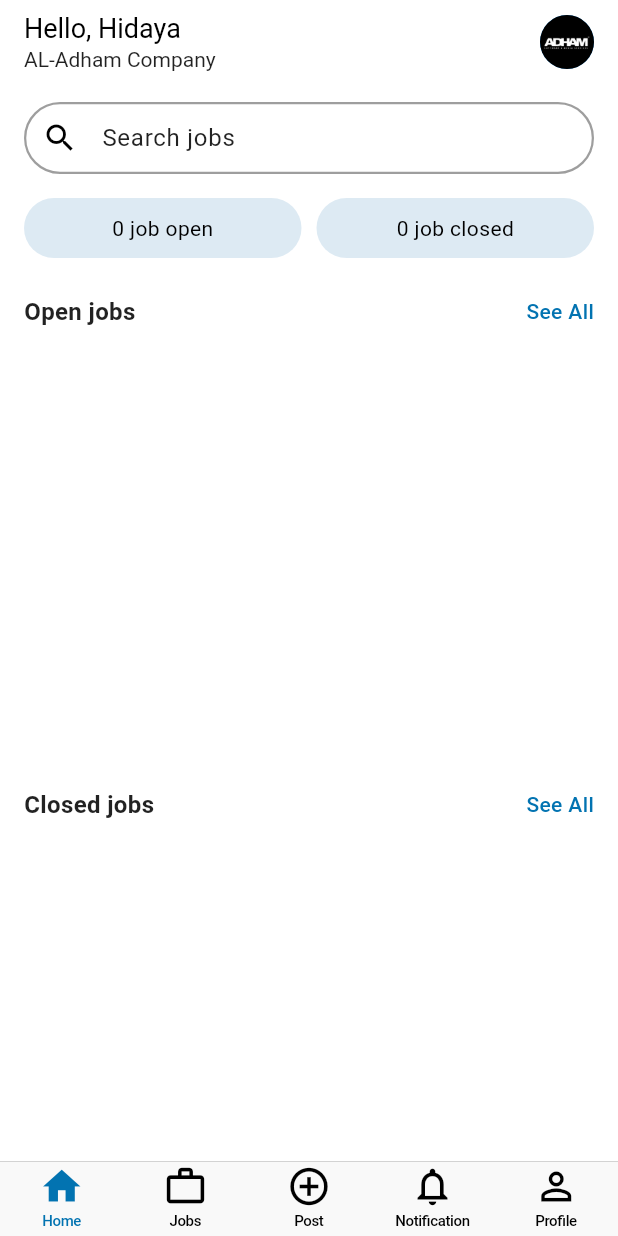
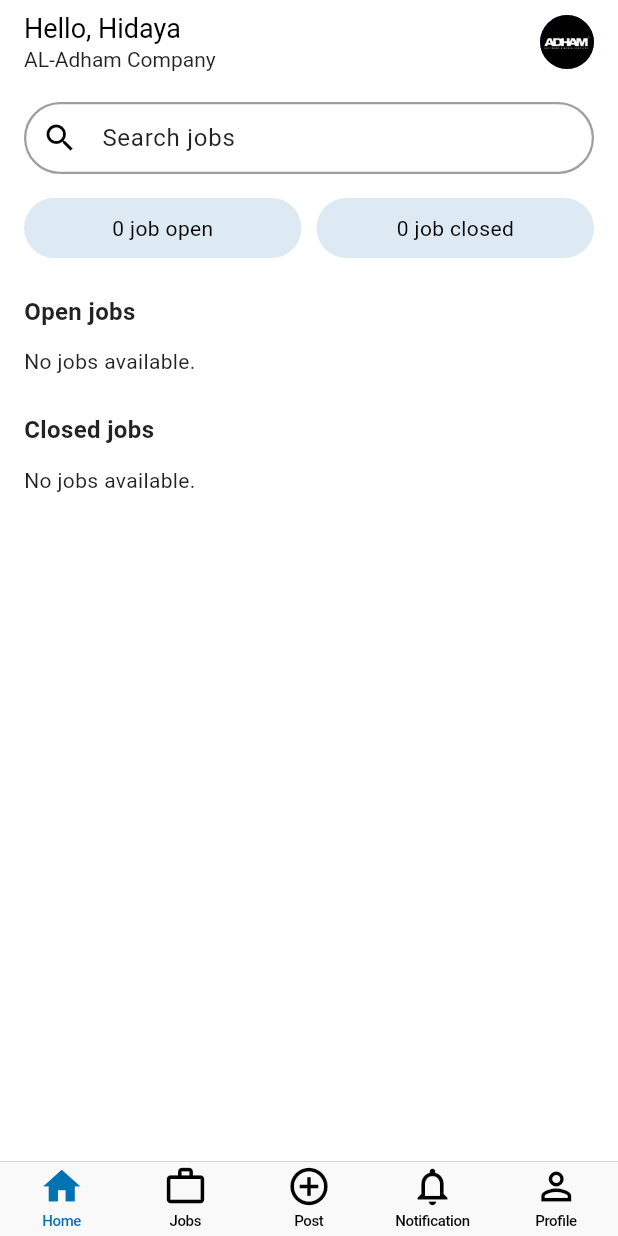
Before and after one commit to HidayaAwwad4/ojps_flutter, a Flutter app: the MainScreen screen opened directly, item 2 of the bottom bar chosen, after a tap on "Home", on a phone screen of 412 x 824 dp. Run offline on Flutter 3.47's test engine with Material 3 defaults, Android fonts, the phone set to English and light mode, and no system bars; our stand-ins replace file_picker, image_picker, shared_preferences; accounts and stored records are empty; network calls fail.

Commit message:
add pagination to job listing and error handling

```diff
--- a/ojps_flutter/lib/constants/colors.dart
+++ b/ojps_flutter/lib/constants/colors.dart
@@ -7,6 +7,7 @@ class Colorss {
   static const Color lightBlueBackgroundColor = Color(0xFFDDEAF3);
   static const Color customLightPurple = Color(0xFFE1BEE7);
   static const Color closedColor = Colors.red;
+  static const Color errorColor = Colors.red;
   static const Color openColor = Colors.green;
   static const Color pendingColor = Colors.orange;
   static const Color primaryTextColor = Colors.black;
--- a/ojps_flutter/lib/constants/routes.dart
+++ b/ojps_flutter/lib/constants/routes.dart
@@ -5,7 +5,6 @@ import 'package:ojps_flutter/screens/job_status_screen.dart';
 import 'package:ojps_flutter/screens/saved_jobs_screen.dart';
 import 'package:ojps_flutter/screens/job_details_job_seeker_screen.dart';
 import 'package:ojps_flutter/screens/job_list_screen.dart';
-
 import '../models/job_model.dart';
 import '../screens/applicant_details.dart';
 import '../screens/create_job_screen.dart';
--- a/ojps_flutter/lib/providers/employer_jobs_provider.dart
+++ b/ojps_flutter/lib/providers/employer_jobs_provider.dart
@@ -1,12 +1,15 @@
 import 'package:flutter/material.dart';
 import '../models/job_model.dart';
 import '../services/job_service.dart';
-
 class EmployerJobsProvider extends ChangeNotifier {
   final JobService jobService;
 
   List<Job> _jobs = [];
   bool _isLoading = false;
+  bool _isFetchingMore = false;
+  bool _hasMore = true;
+  int _currentPage = 1;
+  final int _limit = 8;
   String? _error;
   String _searchQuery = '';
 
@@ -14,29 +17,60 @@ class EmployerJobsProvider extends ChangeNotifier {
 
   List<Job> get jobs => _jobs;
   bool get isLoading => _isLoading;
+  bool get isFetchingMore => _isFetchingMore;
+  bool get hasMore => _hasMore;
   String? get error => _error;
+
   List<Job> get filteredJobs {
     if (_searchQuery.isEmpty) return _jobs;
     return _jobs.where((job) => job.title.toLowerCase().contains(_searchQuery.toLowerCase())).toList();
   }
+  Future<void> fetchJobs({bool reset = false, bool loadMore = false}) async {
+    if (_isLoading || _isFetchingMore || (!_hasMore && loadMore)) return;
 
-  Future<void> fetchJobs() async {
-    _isLoading = true;
+    if (reset) {
+      _currentPage = 1;
+      _jobs = [];
+      _hasMore = true;
+    }
+
+    if (_currentPage == 1 && !loadMore) {
+      _isLoading = true;
+    } else {
+      _isFetchingMore = true;
+    }
+
     notifyListeners();
 
     try {
       final employerId = await jobService.getEmployerId();
-      final jobsData = await jobService.getJobsByEmployer(employerId);
-      _jobs = jobsData.map<Job>((json) => Job.fromJson(json)).toList();
+      final jobsData = await jobService.getJobsByEmployer(
+        employerId,
+        page: _currentPage,
+        limit: _limit,
+      );
+
+      final newJobs = jobsData.map<Job>((json) => Job.fromJson(json)).toList();
+
+      if (newJobs.length < _limit) {
+        _hasMore = false;
+      }
+
+      _jobs.addAll(newJobs);
       _error = null;
+      _currentPage++;
     } catch (e) {
       _error = e.toString();
-      _jobs = [];
+      if (_currentPage == 1) {
+        _jobs = [];
+      }
     } finally {
       _isLoading = false;
+      _isFetchingMore = false;
       notifyListeners();
     }
   }
+
 
   Future<void> deleteJob(int id) async {
     try {
--- a/ojps_flutter/lib/screens/employer_home.dart
+++ b/ojps_flutter/lib/screens/employer_home.dart
@@ -1,3 +1,4 @@
+import 'dart:io';
 import 'package:flutter/material.dart';
 import 'package:provider/provider.dart';
 import '../constants/colors.dart';
@@ -23,19 +24,43 @@ class _EmployerHomeScreenState extends State<EmployerHome> {
   void didChangeDependencies() {
     super.didChangeDependencies();
     if (_isFirstLoad) {
-      Provider.of<EmployerJobsProvider>(context, listen: false).fetchJobs();
+      _loadJobs();
       _isFirstLoad = false;
     }
   }
-  @override
-  void initState() {
-    super.initState();
+
+  Future<void> _loadJobs() async {
+    try {
+      await Provider.of<EmployerJobsProvider>(context, listen: false).fetchJobs();
+    } on SocketException {
+      _showError('No internet connection. Please check your network.');
+    } on HttpException {
+      _showError('Failed to communicate with the server.');
+    } on FormatException {
+      _showError('Unexpected response format from the server.');
+    } catch (e) {
+      _showError('Something went wrong. Please try again.');
+    }
   }
 
+  void _showError(String message) {
+    if (!mounted) return;
+    ScaffoldMessenger.of(context).showSnackBar(
+      SnackBar(
+        content: Text(message, style: const TextStyle(color: Colorss.whiteColor)),
+        backgroundColor: Colorss.errorColor,
+      ),
+    );
+  }
+
+  @override
+  void dispose() {
+    _searchController.dispose();
+    super.dispose();
+  }
 
   @override
   Widget build(BuildContext context) {
-
     final provider = Provider.of<EmployerJobsProvider>(context);
     final openJobs = provider.filteredJobs.where((job) => job.isOpened).toList();
     final closedJobs = provider.filteredJobs.where((job) => !job.isOpened).toList();
@@ -65,7 +90,7 @@ class _EmployerHomeScreenState extends State<EmployerHome> {
       body: provider.isLoading
           ? const Center(child: CircularProgressIndicator())
           : RefreshIndicator(
-        onRefresh: provider.fetchJobs,
+        onRefresh: _loadJobs,
         child: Padding(
           padding: const EdgeInsets.symmetric(horizontal: AppDimensions.horizontalSpacerLarge),
           child: ListView(
@@ -84,7 +109,7 @@ class _EmployerHomeScreenState extends State<EmployerHome> {
               Spaces.vertical(AppDimensions.verticalSpacerXLarge),
               JobSectionWidget(
                 title: 'Open jobs',
-                jobs: openJobs,
+                jobs: openJobs.take(5).toList(),
                 tabIndex: 0,
                 onStatusChange: provider.updateJobStatusByJob,
                 onJobDeleted: provider.deleteJobByJob,
@@ -92,7 +117,7 @@ class _EmployerHomeScreenState extends State<EmployerHome> {
               Spaces.vertical(AppDimensions.verticalSpacerXLarge),
               JobSectionWidget(
                 title: 'Closed jobs',
-                jobs: closedJobs,
+                jobs: closedJobs.take(5).toList(),
                 tabIndex: 1,
                 onStatusChange: provider.updateJobStatusByJob,
                 onJobDeleted: provider.deleteJobByJob,
--- a/ojps_flutter/lib/screens/job_posting_screen.dart
+++ b/ojps_flutter/lib/screens/job_posting_screen.dart
@@ -3,7 +3,6 @@ import 'package:provider/provider.dart';
 import '../constants/colors.dart';
 import '../providers/employer_jobs_provider.dart';
 import '../widgets/job_card_vertical.dart';
-import '../models/job_model.dart';
 
 class JobPostingScreen extends StatefulWidget {
   final int tabIndex;
@@ -16,29 +15,64 @@ class JobPostingScreen extends StatefulWidget {
 
 class _JobPostingScreenState extends State<JobPostingScreen>
     with SingleTickerProviderStateMixin {
+  late bool fromSeeAll;
   late TabController _tabController;
   bool _isFirstLoad = true;
+  late ScrollController _openScrollController;
+  late ScrollController _closedScrollController;
 
   @override
   void initState() {
     super.initState();
-    _tabController =
-        TabController(length: 2, vsync: this, initialIndex: widget.tabIndex);
+    _tabController = TabController(length: 2, vsync: this, initialIndex: widget.tabIndex);
+
+    _openScrollController = ScrollController();
+    _closedScrollController = ScrollController();
+
+    _openScrollController.addListener(() {
+      final provider = Provider.of<EmployerJobsProvider>(context, listen: false);
+      if (_openScrollController.position.pixels >=
+          _openScrollController.position.maxScrollExtent - 200 &&
+          !provider.isFetchingMore &&
+          provider.hasMore) {
+        provider.fetchJobs(loadMore: true);
+      }
+    });
+
+    _closedScrollController.addListener(() {
+      final provider = Provider.of<EmployerJobsProvider>(context, listen: false);
+      if (_closedScrollController.position.pixels >=
+          _closedScrollController.position.maxScrollExtent - 200 &&
+          !provider.isFetchingMore &&
+          provider.hasMore) {
+        provider.fetchJobs(loadMore: true);
+      }
+    });
   }
 
   @override
   void didChangeDependencies() {
     super.didChangeDependencies();
+    final args = ModalRoute.of(context)?.settings.arguments as Map?;
+    fromSeeAll = args?['fromSeeAll'] ?? false;
+
     if (_isFirstLoad) {
-      Provider.of<EmployerJobsProvider>(context, listen: false).fetchJobs();
+      Provider.of<EmployerJobsProvider>(context, listen: false).fetchJobs(reset: true);
       _isFirstLoad = false;
     }
   }
 
   @override
+  void dispose() {
+    _tabController.dispose();
+    _openScrollController.dispose();
+    _closedScrollController.dispose();
+    super.dispose();
+  }
+
+  @override
   Widget build(BuildContext context) {
     final provider = Provider.of<EmployerJobsProvider>(context);
-
     final openJobs = provider.filteredJobs.where((job) => job.isOpened).toList();
     final closedJobs = provider.filteredJobs.where((job) => !job.isOpened).toList();
 
@@ -47,6 +81,12 @@ class _JobPostingScreenState extends State<JobPostingScreen>
         backgroundColor: Colors.white,
         elevation: 0,
         centerTitle: true,
+        leading: fromSeeAll
+            ? IconButton(
+          icon: const Icon(Icons.arrow_back, color: Colorss.primaryTextColor),
+          onPressed: () => Navigator.pop(context),
+        )
+            : null,
         title: const Text(
           'Job Postings',
           style: TextStyle(color: Colorss.primaryTextColor),
@@ -62,15 +102,26 @@ class _JobPostingScreenState extends State<JobPostingScreen>
           ],
         ),
       ),
-      body: provider.isLoading
+
+      body: provider.isLoading && provider.jobs.isEmpty
           ? const Center(child: CircularProgressIndicator())
           : TabBarView(
         controller: _tabController,
         children: [
           // Open Jobs
           ListView.builder(
-            itemCount: openJobs.length,
+            controller: _openScrollController,
+            itemCount: openJobs.length + (provider.hasMore ? 1 : 0),
             itemBuilder: (context, index) {
+              if (index == openJobs.length) {
+                return provider.isFetchingMore
+                    ? const Padding(
+                  padding: EdgeInsets.all(16),
+                  child: Center(child: CircularProgressIndicator()),
+                )
+                    : const SizedBox.shrink();
+              }
+
               final job = openJobs[index];
               return JobCardVertical(
                 job: job,
@@ -82,8 +133,18 @@ class _JobPostingScreenState extends State<JobPostingScreen>
 
           // Closed Jobs
           ListView.builder(
-            itemCount: closedJobs.length,
+            controller: _closedScrollController,
+            itemCount: closedJobs.length + (provider.hasMore ? 1 : 0),
             itemBuilder: (context, index) {
+              if (index == closedJobs.length) {
+                return provider.isFetchingMore
+                    ? const Padding(
+                  padding: EdgeInsets.all(16),
+                  child: Center(child: CircularProgressIndicator()),
+                )
+                    : const SizedBox.shrink();
+              }
+
               final job = closedJobs[index];
               return JobCardVertical(
                 job: job,
@@ -96,10 +157,4 @@ class _JobPostingScreenState extends State<JobPostingScreen>
       ),
     );
   }
-
-  @override
-  void dispose() {
-    _tabController.dispose();
-    super.dispose();
-  }
 }
--- a/ojps_flutter/lib/screens/main_screen.dart
+++ b/ojps_flutter/lib/screens/main_screen.dart
@@ -52,7 +52,7 @@ class _MainScreenState extends State<MainScreen> {
       bottomNavigationBar: CupertinoTabBar(
         currentIndex: _currentIndex,
         activeColor: Colorss.primaryColor,
-        inactiveColor: Colorss.primaryTextColor,
+        inactiveColor: Colorss.blackColor,
         onTap: (index) {
           setState(() {
             _currentIndex = index;
--- a/ojps_flutter/lib/screens/splash_screen.dart
+++ b/ojps_flutter/lib/screens/splash_screen.dart
@@ -5,6 +5,7 @@ import 'package:ojps_flutter/constants/colors.dart';
 import 'package:ojps_flutter/constants/text_styles.dart';
 
 import 'employer_home.dart';
+import 'main_screen.dart';
 
 class SplashScreen extends StatefulWidget {
   const SplashScreen({super.key});
@@ -70,7 +71,7 @@ class _SplashScreenState extends State<SplashScreen>
     Timer(AppValues.splashScreenDuration, () {
       Navigator.pushReplacement(
         context,
-        MaterialPageRoute(builder: (context) => const EmployerHome()),
+        MaterialPageRoute(builder: (context) => const MainScreen()),
       );
     });
   }
--- a/ojps_flutter/lib/services/job_service.dart
+++ b/ojps_flutter/lib/services/job_service.dart
@@ -2,19 +2,23 @@ import 'dart:convert';
 import 'package:http/http.dart' as http;
 import 'dart:io';
 import 'package:path/path.dart';
+import 'package:shared_preferences/shared_preferences.dart';
+import '../exceptions/api_exception.dart';
+
 class JobService {
   static const String baseUrl = 'http://10.0.2.2:8000/api';
 
   Future<String?> getToken() async {
-    //ارجع اكمله لما تسنيم تشبك صفحاتها
-    return '';
+    final prefs = await SharedPreferences.getInstance();
+    return prefs.getString('auth_token');
   }
 
   Future<int> getEmployerId() async {
     final token = await getToken();
     if (token == null) {
-      throw Exception('Token is null');
+      throw ApiException.authTokenNotFound();
     }
+
     final response = await http.get(
       Uri.parse('$baseUrl/employer'),
       headers: {
@@ -22,41 +26,51 @@ class JobService {
         'Authorization': 'Bearer $token',
       },
     );
+
     if (response.statusCode == 200) {
       final data = jsonDecode(response.body);
       return data['id'];
     } else {
-      throw Exception('Failed to fetch employer ID: ${response.statusCode}');
+      throw ApiException.defaultError('Failed to fetch employer ID.');
     }
   }
 
-  Future<List<dynamic>> getJobsByEmployer(int employerId) async {
+  Future<List<dynamic>> getJobsByEmployer(int employerId, {int page = 1, int limit = 8}) async {
     final token = await getToken();
+    if (token == null) {
+      throw ApiException.authTokenNotFound();
+    }
+
     final response = await http.get(
-      Uri.parse('$baseUrl/employer/$employerId/jobs'),
+      Uri.parse('$baseUrl/employer/$employerId/jobs?page=$page&limit=$limit'),
       headers: {
         'Accept': 'application/json',
         'Authorization': 'Bearer $token',
       },
     );
+
     if (response.statusCode == 200) {
-      return jsonDecode(response.body);
+      return jsonDecode(response.body)['data'];
     } else {
-      throw Exception('Failed to load jobs');
+      throw ApiException.defaultError('Failed to load jobs.');
     }
   }
 
   Future<Map<String, dynamic>> getJobById(int id) async {
     final response = await http.get(Uri.parse('$baseUrl/jobs/$id'));
+
     if (response.statusCode == 200) {
       return jsonDecode(response.body);
+    } else if (response.statusCode == 404) {
+      throw ApiException.jobNotFound();
     } else {
-      throw Exception('Job not found');
+      throw ApiException.defaultError('Failed to fetch job details.');
     }
   }
 
   Future<Map<String, dynamic>> createJob(Map<String, dynamic> data) async {
     final token = await getToken();
+    if (token == null) throw ApiException.authTokenNotFound();
 
     var request = http.MultipartRequest('POST', Uri.parse('$baseUrl/jobs'));
     request.headers['Accept'] = 'application/json';
@@ -96,12 +110,14 @@ class JobService {
     if (response.statusCode == 201) {
       return jsonDecode(response.body);
     } else {
-      throw Exception('Failed to create job: ${response.body}');
+      final error = jsonDecode(response.body);
+      throw ApiException.defaultError(error['message']);
     }
   }
 
   Future<Map<String, dynamic>> updateJob(int id, Map<String, dynamic> data) async {
     final token = await getToken();
+    if (token == null) throw ApiException.authTokenNotFound();
 
     var request = http.MultipartRequest('POST', Uri.parse('$baseUrl/jobs/$id?_method=PUT'));
     request.headers['Accept'] = 'application/json';
@@ -119,12 +135,15 @@ class JobService {
     if (response.statusCode == 200) {
       return jsonDecode(response.body);
     } else {
-      throw Exception('Failed to update job');
+      final error = jsonDecode(response.body);
+      throw ApiException.defaultError(error['message']);
     }
   }
 
   Future<void> deleteJob(int id) async {
     final token = await getToken();
+    if (token == null) throw ApiException.authTokenNotFound();
+
     final response = await http.delete(
       Uri.parse('$baseUrl/jobs/$id'),
       headers: {
@@ -134,7 +153,7 @@ class JobService {
     );
 
     if (response.statusCode != 200) {
-      throw Exception('Failed to delete job');
+      throw ApiException.jobDeletionFailed();
     }
   }
 
@@ -144,7 +163,7 @@ class JobService {
     if (response.statusCode == 200) {
       return jsonDecode(response.body);
     } else {
-      throw Exception('Failed to fetch form options');
+      throw ApiException.defaultError('Failed to load job options.');
     }
   }
 }
--- a/ojps_flutter/lib/widgets/image_upload_button.dart
+++ b/ojps_flutter/lib/widgets/image_upload_button.dart
@@ -36,7 +36,7 @@ class _ImageUploadButtonState extends State<ImageUploadButton> {
       onTap: _pickImage,
       child: CircleAvatar(
         radius: AppDimensions.jobCardImageSize,
-        backgroundColor: Colorss.lightGrey,
+        backgroundColor: Colorss.buttonInactiveBackgroundColor,
         backgroundImage: _selectedImage != null ? FileImage(_selectedImage!) : null,
         child: _selectedImage == null
             ? const Icon(Icons.camera_alt, color: Colorss.greyColor, size: AppDimensions.iconSizeLarge)
--- a/ojps_flutter/lib/widgets/job_section_in_employer_home.dart
+++ b/ojps_flutter/lib/widgets/job_section_in_employer_home.dart
@@ -22,6 +22,27 @@ class JobSectionWidget extends StatelessWidget {
 
   @override
   Widget build(BuildContext context) {
+    if (jobs.isEmpty) {
+      return Column(
+        crossAxisAlignment: CrossAxisAlignment.start,
+        children: [
+          Row(
+            children: [
+              Text(title, style: const TextStyle(fontSize: AppDimensions.fontSizeNormal, fontWeight: FontWeight.bold)),
+            ],
+          ),
+          const SizedBox(height: AppDimensions.verticalSpacerBetweenTitleAndList),
+          const Text(
+            'No jobs available.',
+            style: TextStyle(
+              color: Colorss.secondaryTextColor,
+              fontSize: AppDimensions.fontSizeSmall,
+            ),
+          ),
+        ],
+      );
+    }
+
     return Column(
       crossAxisAlignment: CrossAxisAlignment.start,
       children: [
@@ -34,7 +55,10 @@ class JobSectionWidget extends StatelessWidget {
                 Navigator.pushNamed(
                   context,
                   '/employer/job-posting',
-                  arguments: tabIndex,
+                  arguments: {
+                    'tabIndex': tabIndex,
+                    'fromSeeAll': true,
+                  },
                 );
               },
               child: const Text(
@@ -70,4 +94,5 @@ class JobSectionWidget extends StatelessWidget {
       ],
     );
   }
+
 }
--- a/ojps_flutter/pubspec.yaml
+++ b/ojps_flutter/pubspec.yaml
@@ -30,11 +30,13 @@ environment:
 dependencies:
   flutter:
     sdk: flutter
+  flutter_localizations:
+      sdk: flutter
   # The following adds the Cupertino Icons font to your application.
   # Use with the CupertinoIcons class for iOS style icons.
   http: ^1.2.1
   path: ^1.9.1
-  intl: ^0.20.2
+  intl: ^0.19.0
   open_file: ^3.5.10
   file_picker: ^10.1.9
   url_launcher: ^6.1.7
@@ -42,6 +44,7 @@ dependencies:
   flutter_pdfview: ^1.4.0+1
   cupertino_icons: ^1.0.8
   provider: ^6.1.5
+  shared_preferences: ^2.2.2
 
 dev_dependencies:
   flutter_test:
```
Also changed, not shown: ojps_flutter/lib/Services/auth_service.dart (added, +86 -0 lines), ojps_flutter/lib/exceptions/api_exception.dart (added, +25 -0 lines), ojps_flutter/lib/main.dart (+24 -5 lines), ojps_flutter/lib/l10n/intl_ar.arb (added), ojps_flutter/lib/l10n/intl_en.arb (added), ojps_flutter/pubspec.lock, 1 other file.
